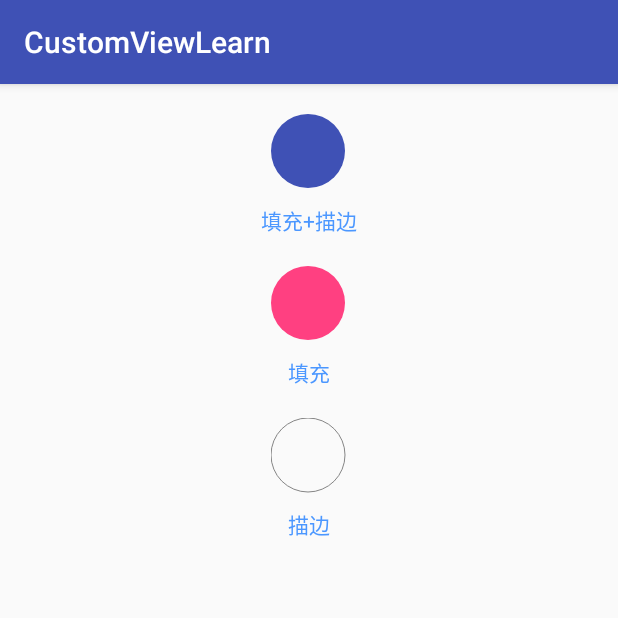
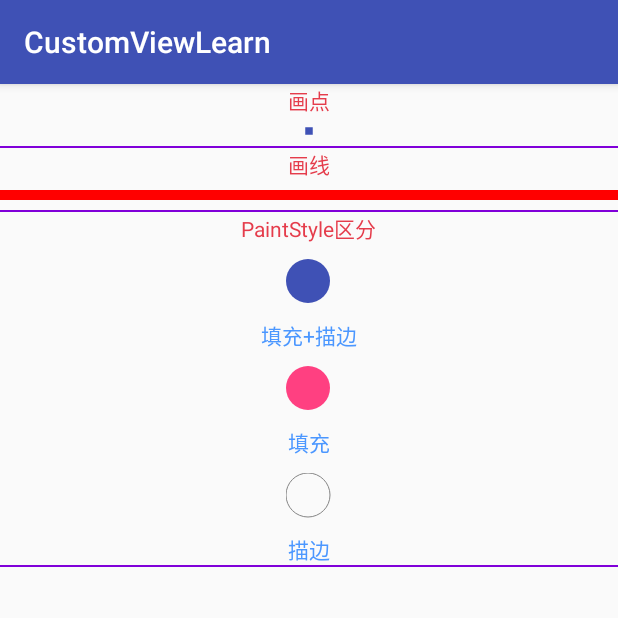
Before and after one commit to WFCN/CustomViewLeanning, an Android app: the PaintTestActivity screen opened directly, with no data from a screen before it, on a phone screen of 412 x 824 dp, the top half of it. Run offline under Robolectric (Android 15) with nearby library versions, the phone set to English and light mode, and no system bars.

Commit message:
add Draw Point add Draw Line

```diff
--- a/app/src/main/AndroidManifest.xml
+++ b/app/src/main/AndroidManifest.xml
@@ -16,7 +16,7 @@
                 <category android:name="android.intent.category.LAUNCHER"/>
             </intent-filter>
         </activity>
-        <activity android:name=".ui.activity.Lesson01Activity">
+        <activity android:name=".ui.activity.PaintTestActivity">
         </activity>
     </application>
 
--- a/app/src/main/java/com/wjf/customviewlearn/ui/activity/MainActivity.java
+++ b/app/src/main/java/com/wjf/customviewlearn/ui/activity/MainActivity.java
@@ -25,7 +25,7 @@ public class MainActivity extends BaseActivity implements View.OnClickListener {
     public void onClick(View v) {
         switch (v.getId()) {
             case R.id.bt_lesson01:
-                startActivity(Lesson01Activity.class);
+                startActivity(PaintTestActivity.class);
                 break;
         }
     }
--- a/app/src/main/java/com/wjf/customviewlearn/ui/activity/Lesson01Activity.java
+++ b/app/src/main/java/com/wjf/customviewlearn/ui/activity/PaintTestActivity.java
@@ -5,7 +5,7 @@ import android.os.Bundle;
 import com.wjf.customviewlearn.R;
 import com.wjf.customviewlearn.base.BaseActivity;
 
-public class Lesson01Activity extends BaseActivity {
+public class PaintTestActivity extends BaseActivity {
 
     @Override
     protected void onCreate(Bundle savedInstanceState) {
--- /dev/null
+++ b/app/src/main/java/com/wjf/customviewlearn/view/DrawLineView.java
@@ -0,0 +1,61 @@
+package com.wjf.customviewlearn.view;
+
+import android.content.Context;
+import android.graphics.Canvas;
+import android.graphics.Color;
+import android.graphics.Paint;
+import android.support.annotation.Nullable;
+import android.util.AttributeSet;
+import android.view.View;
+
+/**
+ * @author wangfei
+ * @datetime 2018-04-23 18:01 GMT+8
+ * @email wf_0310@163.com
+ * @detail :
+ */
+public class DrawLineView extends View {
+
+    private Paint mPaint;
+    private int mWidth;
+    private int mHeight;
+
+    public DrawLineView(Context context) {
+        this(context, null);
+    }
+
+    public DrawLineView(Context context, @Nullable AttributeSet attrs) {
+        this(context, attrs, 0);
+    }
+
+    public DrawLineView(Context context, @Nullable AttributeSet attrs, int defStyleAttr) {
+        super(context, attrs, defStyleAttr);
+        mPaint = new Paint(Paint.ANTI_ALIAS_FLAG);
+        mPaint.setColor(Color.RED);
+        mPaint.setStrokeWidth(10);
+    }
+
+    @Override
+    protected void onMeasure(int widthMeasureSpec, int heightMeasureSpec) {
+        super.onMeasure(widthMeasureSpec, heightMeasureSpec);
+    }
+
+    @Override
+    protected void onSizeChanged(int w, int h, int oldw, int oldh) {
+        super.onSizeChanged(w, h, oldw, oldh);
+        mWidth = w;
+        mHeight = h;
+    }
+
+    @Override
+    protected void onLayout(boolean changed, int left, int top, int right, int bottom) {
+        super.onLayout(changed, left, top, right, bottom);
+    }
+
+    @Override
+    protected void onDraw(Canvas canvas) {
+        super.onDraw(canvas);
+        //计算中间线位置
+        canvas.drawLine(0,mHeight/2,mWidth,mHeight/2,mPaint);
+    }
+}
--- /dev/null
+++ b/app/src/main/java/com/wjf/customviewlearn/view/DrawPointView.java
@@ -0,0 +1,77 @@
+package com.wjf.customviewlearn.view;
+
+import android.content.Context;
+import android.content.res.TypedArray;
+import android.graphics.Canvas;
+import android.graphics.Color;
+import android.graphics.Paint;
+import android.support.annotation.Nullable;
+import android.util.AttributeSet;
+import android.view.View;
+
+import com.wjf.customviewlearn.R;
+
+/**
+ * @author wangfei
+ * @datetime 2018-04-23 17:21 GMT+8
+ * @email wf_0310@163.com
+ * @detail :
+ */
+public class DrawPointView extends View {
+    public static final int DEFAULT_SIZE = 5;
+
+    private Paint mPaint;
+    private float pointSize;
+    private int pointColor;
+    private int mWidth;
+    private int mHeight;
+
+    public DrawPointView(Context context) {
+        this(context, null);
+    }
+
+    public DrawPointView(Context context, @Nullable AttributeSet attrs) {
+        this(context, attrs, 0);
+    }
+
+    public DrawPointView(Context context, @Nullable AttributeSet attrs, int defStyleAttr) {
+        super(context, attrs, defStyleAttr);
+        TypedArray typedArray = context.obtainStyledAttributes(attrs, R.styleable.DrawPointView);
+        pointSize = typedArray.getDimension(R.styleable.DrawPointView_dpv_point_size, DEFAULT_SIZE);
+        pointColor = typedArray.getColor(R.styleable.DrawPointView_dpv_point_color, Color.argb(0x00, 0xff, 0x00, 0x00));
+        typedArray.recycle();
+        initPaint();
+    }
+
+    private void initPaint() {
+        mPaint = new Paint(Paint.ANTI_ALIAS_FLAG);
+        mPaint.setColor(pointColor);
+        mPaint.setStrokeWidth(pointSize);
+    }
+
+    @Override
+    protected void onMeasure(int widthMeasureSpec, int heightMeasureSpec) {
+        super.onMeasure(widthMeasureSpec, heightMeasureSpec);
+    }
+
+    @Override
+    protected void onSizeChanged(int w, int h, int oldw, int oldh) {
+        super.onSizeChanged(w, h, oldw, oldh);
+        mWidth = w;
+        mHeight = h;
+    }
+
+    @Override
+    protected void onLayout(boolean changed, int left, int top, int right, int bottom) {
+        super.onLayout(changed, left, top, right, bottom);
+    }
+
+    @Override
+    protected void onDraw(Canvas canvas) {
+        super.onDraw(canvas);
+        canvas.translate(mWidth / 2, mHeight / 2);
+        canvas.drawPoint(0, 0, mPaint);
+    }
+
+
+}
--- a/app/src/main/java/com/wjf/customviewlearn/view/PaintTest01.java
+++ b/app/src/main/java/com/wjf/customviewlearn/view/PaintStyleTestView.java
@@ -1,5 +1,6 @@
 package com.wjf.customviewlearn.view;
 
+import android.annotation.SuppressLint;
 import android.content.Context;
 import android.content.res.TypedArray;
 import android.graphics.Canvas;
@@ -17,27 +18,28 @@ import com.wjf.customviewlearn.R;
  * @email wf_0310@163.com
  * @detail :画笔测试
  */
-public class PaintTest01 extends View {
+public class PaintStyleTestView extends View {
 
     private Paint mPaint;
     private int mWidth;
-    private int mheight;
+    private int mHeight;
     private int mAnInt;
     private int mPaintColor;
 
-    public PaintTest01(Context context) {
+    public PaintStyleTestView(Context context) {
         this(context, null);
     }
 
-    public PaintTest01(Context context, @Nullable AttributeSet attrs) {
+    public PaintStyleTestView(Context context, @Nullable AttributeSet attrs) {
         this(context, attrs, 0);
     }
 
-    public PaintTest01(Context context, @Nullable AttributeSet attrs, int defStyleAttr) {
+    public PaintStyleTestView(Context context, @Nullable AttributeSet attrs, int defStyleAttr) {
         super(context, attrs, defStyleAttr);
-        TypedArray typedArray = context.obtainStyledAttributes(attrs, R.styleable.PaintTest01);
-        mAnInt = typedArray.getInt(R.styleable.PaintTest01_paint_style, 1);
-        mPaintColor=typedArray.getColor(R.styleable.PaintTest01_paint_color,Color.argb(80, 0, 0, 0));
+        @SuppressLint("CustomViewStyleable")
+        TypedArray typedArray = context.obtainStyledAttributes(attrs, R.styleable.PaintStyleTestView);
+        mAnInt = typedArray.getInt(R.styleable.PaintStyleTestView_paint_style, 1);
+        mPaintColor = typedArray.getColor(R.styleable.PaintStyleTestView_paint_color, Color.argb(80, 0, 0, 0));
         typedArray.recycle();
         mPaint = initPaint();
     }
@@ -65,7 +67,7 @@ public class PaintTest01 extends View {
     protected void onSizeChanged(int w, int h, int oldw, int oldh) {
         super.onSizeChanged(w, h, oldw, oldh);
         mWidth = w;
-        mheight = h;
+        mHeight = h;
     }
 
     @Override
@@ -76,8 +78,7 @@ public class PaintTest01 extends View {
     @Override
     protected void onDraw(Canvas canvas) {
         super.onDraw(canvas);
-        canvas.translate(mWidth / 2, mheight / 2);
-
-        canvas.drawCircle(0, 0, Math.min(mWidth, mheight) / 2, mPaint);
+        canvas.translate(mWidth / 2, mHeight / 2);
+        canvas.drawCircle(0, 0, Math.min(mWidth, mHeight) / 2, mPaint);
     }
 }
--- a/app/src/main/res/layout/activity_lesson01.xml
+++ b/app/src/main/res/layout/activity_lesson01.xml
@@ -1,49 +1,119 @@
 <?xml version="1.0" encoding="utf-8"?>
-<LinearLayout
+<ScrollView
     xmlns:android="http://schemas.android.com/apk/res/android"
     xmlns:app="http://schemas.android.com/apk/res-auto"
     xmlns:tools="http://schemas.android.com/tools"
     android:layout_width="match_parent"
     android:layout_height="match_parent"
+    android:fillViewport="true"
+    tools:context=".ui.activity.PaintTestActivity">
+
+    <LinearLayout
+        android:layout_width="match_parent"
+        android:layout_height="match_parent"
         android:gravity="center_horizontal"
-    android:orientation="vertical"
-    tools:context=".ui.activity.Lesson01Activity">
+        android:orientation="vertical">
 
-    <com.wjf.customviewlearn.view.PaintTest01
-        android:layout_width="50dp"
-        android:layout_height="50dp"
-        android:layout_marginTop="20dp"
+        <LinearLayout
+            android:layout_width="match_parent"
+            android:layout_height="wrap_content"
+            android:gravity="center_horizontal"
+            android:orientation="vertical">
+
+            <TextView
+                android:layout_width="wrap_content"
+                android:layout_height="wrap_content"
+                android:text="画点"
+                android:textColor="@color/color_e53c4b"/>
+
+            <com.wjf.customviewlearn.view.DrawPointView
+                android:layout_width="match_parent"
+                android:layout_height="20dp"
+                app:dpv_point_color="@color/colorPrimary"
+                app:dpv_point_size="5dp"/>
+        </LinearLayout>
+
+        <include layout="@layout/horizontal_line"/>
+
+        <LinearLayout
+            android:layout_width="match_parent"
+            android:layout_height="wrap_content"
+            android:gravity="center_horizontal"
+            android:orientation="vertical">
+
+            <TextView
+                android:layout_width="wrap_content"
+                android:layout_height="wrap_content"
+                android:text="画线"
+                android:textColor="@color/color_e53c4b"/>
+
+            <com.wjf.customviewlearn.view.DrawLineView
+                android:layout_width="match_parent"
+                android:layout_height="20dp"
+                />
+        </LinearLayout>
+
+        <include layout="@layout/horizontal_line"/>
+
+        <LinearLayout
+            android:layout_width="match_parent"
+            android:layout_height="wrap_content"
+            android:gravity="center_horizontal"
+            android:orientation="vertical">
+
+            <TextView
+                android:layout_width="wrap_content"
+                android:layout_height="wrap_content"
+                android:text="PaintStyle区分"
+                android:textColor="@color/color_e53c4b"/>
+
+            <com.wjf.customviewlearn.view.PaintStyleTestView
+                android:layout_width="30dp"
+                android:layout_height="30dp"
+                android:layout_marginTop="10dp"
                 app:paint_color="@color/colorPrimary"
-        app:paint_style="Style_Full_Stroke"/>
+                app:paint_style="Style_Full_Stroke"
+                />
+
             <TextView
+                android:layout_width="wrap_content"
+                android:layout_height="wrap_content"
                 android:layout_marginTop="10dp"
-        android:textColor="@color/color_4b97ff"
                 android:text="填充+描边"
-        android:layout_width="wrap_content"
-        android:layout_height="wrap_content"/>
+                android:textColor="@color/color_4b97ff"/>
 
-    <com.wjf.customviewlearn.view.PaintTest01
-        android:layout_width="50dp"
-        android:layout_height="50dp"
-        android:layout_marginTop="20dp"
+            <com.wjf.customviewlearn.view.PaintStyleTestView
+                android:layout_width="30dp"
+                android:layout_height="30dp"
+                android:layout_marginTop="10dp"
                 app:paint_color="@color/colorAccent"
                 app:paint_style="Style_Full"/>
+
             <TextView
+                android:layout_width="wrap_content"
+                android:layout_height="wrap_content"
                 android:layout_marginTop="10dp"
-        android:textColor="@color/color_4b97ff"
                 android:text="填充"
-        android:layout_width="wrap_content"
-        android:layout_height="wrap_content"/>
-    <com.wjf.customviewlearn.view.PaintTest01
-        android:layout_width="50dp"
-        android:layout_height="50dp"
-        android:layout_marginTop="20dp"
+                android:textColor="@color/color_4b97ff"/>
+
+            <com.wjf.customviewlearn.view.PaintStyleTestView
+                android:layout_width="30dp"
+                android:layout_height="30dp"
+                android:layout_marginTop="10dp"
                 app:paint_color="@color/color_858585"
                 app:paint_style="Style_Stroke"/>
+
             <TextView
+                android:layout_width="wrap_content"
+                android:layout_height="wrap_content"
                 android:layout_marginTop="10dp"
-        android:textColor="@color/color_4b97ff"
                 android:text="描边"
-        android:layout_width="wrap_content"
-        android:layout_height="wrap_content"/>
+                android:textColor="@color/color_4b97ff"/>
         </LinearLayout>
+
+        <include layout="@layout/horizontal_line"/>
+
+    </LinearLayout>
+
+
+</ScrollView>
--- /dev/null
+++ b/app/src/main/res/layout/horizontal_line.xml
@@ -0,0 +1,7 @@
+<?xml version="1.0" encoding="utf-8"?>
+<View xmlns:android="http://schemas.android.com/apk/res/android"
+      android:layout_width="match_parent"
+      android:layout_height="1dp"
+      android:background="@color/color_8000d9">
+
+</View>
--- a/app/src/main/res/values/attrs.xml
+++ b/app/src/main/res/values/attrs.xml
@@ -1,6 +1,6 @@
 <?xml version="1.0" encoding="utf-8"?>
 <resources>
-    <declare-styleable name="PaintTest01">
+    <declare-styleable name="PaintStyleTestView">
         <attr name="paint_style" format="enum">
             <enum name="Style_Full" value="1"/>
             <enum name="Style_Full_Stroke" value="2"/>
@@ -8,4 +8,8 @@
         </attr>
         <attr name="paint_color" format="color"/>
     </declare-styleable>
+    <declare-styleable name="DrawPointView">
+        <attr name="dpv_point_color" format="color"/>
+        <attr name="dpv_point_size" format="dimension"/>
+    </declare-styleable>
 </resources>
```
Lines whose indentation alone changed are shown as unchanged.
